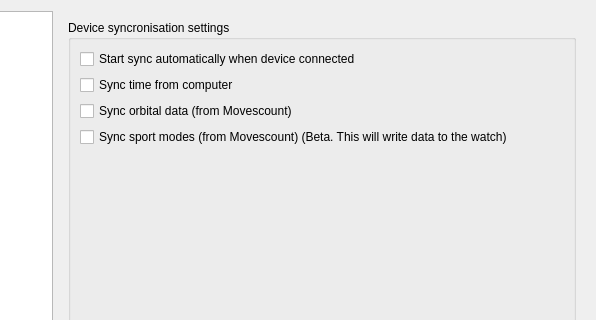
First picture: the form in src/openambit/settingsdialog.ui, repository openambitproject/openambit, before the edit; both pictures show x 138 to 734 and y 0 to 320 of the 734 by 438 pixel window.
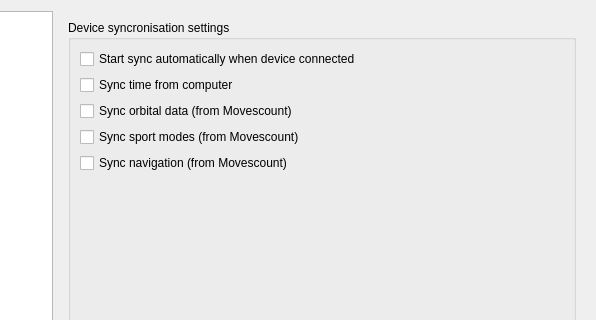
Second picture: the form after the edit. Icons and pictures are not drawn.

Commit message: Updated settings handling for sync

Patch:
```diff
--- a/src/openambit/settingsdialog.ui
+++ b/src/openambit/settingsdialog.ui
@@ -161,7 +161,14 @@
               <item row="4" column="0">
                <widget class="QCheckBox" name="checkBoxSyncSportsMode">
                 <property name="text">
-                 <string>Sync sport modes (from Movescount) (Beta. This will write data to the watch)</string>
+                 <string>Sync sport modes (from Movescount)</string>
+                </property>
+               </widget>
+              </item>
+              <item row="5" column="0">
+               <widget class="QCheckBox" name="checkBoxSyncNavigation">
+                <property name="text">
+                 <string>Sync navigation (from Movescount)</string>
                 </property>
                </widget>
               </item>
```
The commit also changes 5 other files.
